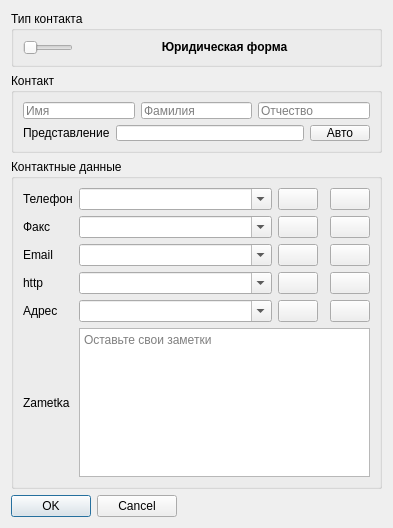
Before: the Qt Designer form src/contview.ui in PKEv/QontMan, drawn with Qt 5.
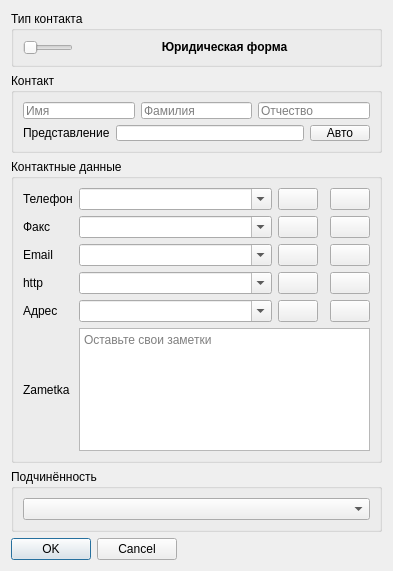
After: the same form once the commit is applied. Icons and pictures are not drawn.

```diff
--- a/src/contview.ui
+++ b/src/contview.ui
@@ -10,29 +10,13 @@
     <x>0</x>
     <y>0</y>
     <width>393</width>
-    <height>528</height>
+    <height>571</height>
    </rect>
   </property>
   <property name="windowTitle">
    <string>Контактная информация</string>
   </property>
   <layout class="QGridLayout" name="gridLayout_2">
-   <item row="5" column="0">
-    <widget class="QDialogButtonBox" name="buttonBox">
-     <property name="sizePolicy">
-      <sizepolicy hsizetype="Maximum" vsizetype="Fixed">
-       <horstretch>0</horstretch>
-       <verstretch>0</verstretch>
-      </sizepolicy>
-     </property>
-     <property name="orientation">
-      <enum>Qt::Horizontal</enum>
-     </property>
-     <property name="standardButtons">
-      <set>QDialogButtonBox::Cancel|QDialogButtonBox::Ok</set>
-     </property>
-    </widget>
-   </item>
    <item row="1" column="0">
     <widget class="QGroupBox" name="groupBox">
      <property name="sizePolicy">
@@ -426,6 +410,40 @@
      </layout>
     </widget>
    </item>
+   <item row="4" column="0">
+    <widget class="QDialogButtonBox" name="buttonBox">
+     <property name="sizePolicy">
+      <sizepolicy hsizetype="Maximum" vsizetype="Fixed">
+       <horstretch>0</horstretch>
+       <verstretch>0</verstretch>
+      </sizepolicy>
+     </property>
+     <property name="orientation">
+      <enum>Qt::Horizontal</enum>
+     </property>
+     <property name="standardButtons">
+      <set>QDialogButtonBox::Cancel|QDialogButtonBox::Ok</set>
+     </property>
+    </widget>
+   </item>
+   <item row="3" column="0">
+    <widget class="QGroupBox" name="accessoryGroupBox">
+     <property name="sizePolicy">
+      <sizepolicy hsizetype="MinimumExpanding" vsizetype="Preferred">
+       <horstretch>0</horstretch>
+       <verstretch>0</verstretch>
+      </sizepolicy>
+     </property>
+     <property name="title">
+      <string>Подчинённость</string>
+     </property>
+     <layout class="QHBoxLayout" name="horizontalLayout_4">
+      <item>
+       <widget class="QComboBox" name="accessoryComboBox"/>
+      </item>
+     </layout>
+    </widget>
+   </item>
   </layout>
  </widget>
  <resources>
```
